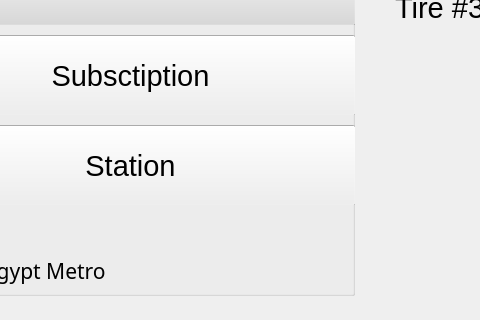
Before: the Qt Designer form ticket.ui in hager55m/Metro-Mate-DS, drawn with Qt 5; both pictures show x 95 to 575 and y 415 to 735 of the 1038 by 735 pixel window.
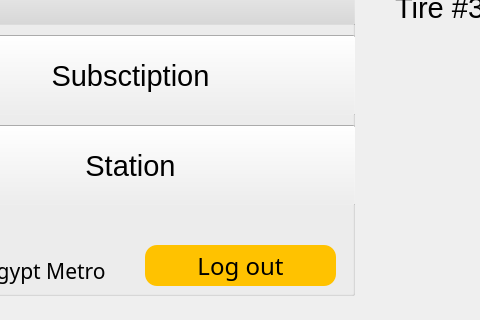
After: the same form once the commit is applied.

What changed in the file:
```diff
--- a/ticket.ui
+++ b/ticket.ui
@@ -418,6 +418,30 @@
       </property>
      </widget>
     </widget>
+    <widget class="QPushButton" name="pushButton_11">
+     <property name="geometry">
+      <rect>
+       <x>240</x>
+       <y>680</y>
+       <width>191</width>
+       <height>41</height>
+      </rect>
+     </property>
+     <property name="font">
+      <font>
+       <family>BAXAUTRIAL</family>
+       <pointsize>18</pointsize>
+      </font>
+     </property>
+     <property name="styleSheet">
+      <string notr="true">background-color: #FFC200;
+border-radius: 12;
+color: black;</string>
+     </property>
+     <property name="text">
+      <string>Log out</string>
+     </property>
+    </widget>
    </widget>
    <widget class="QLabel" name="label_2">
     <property name="geometry">
```
